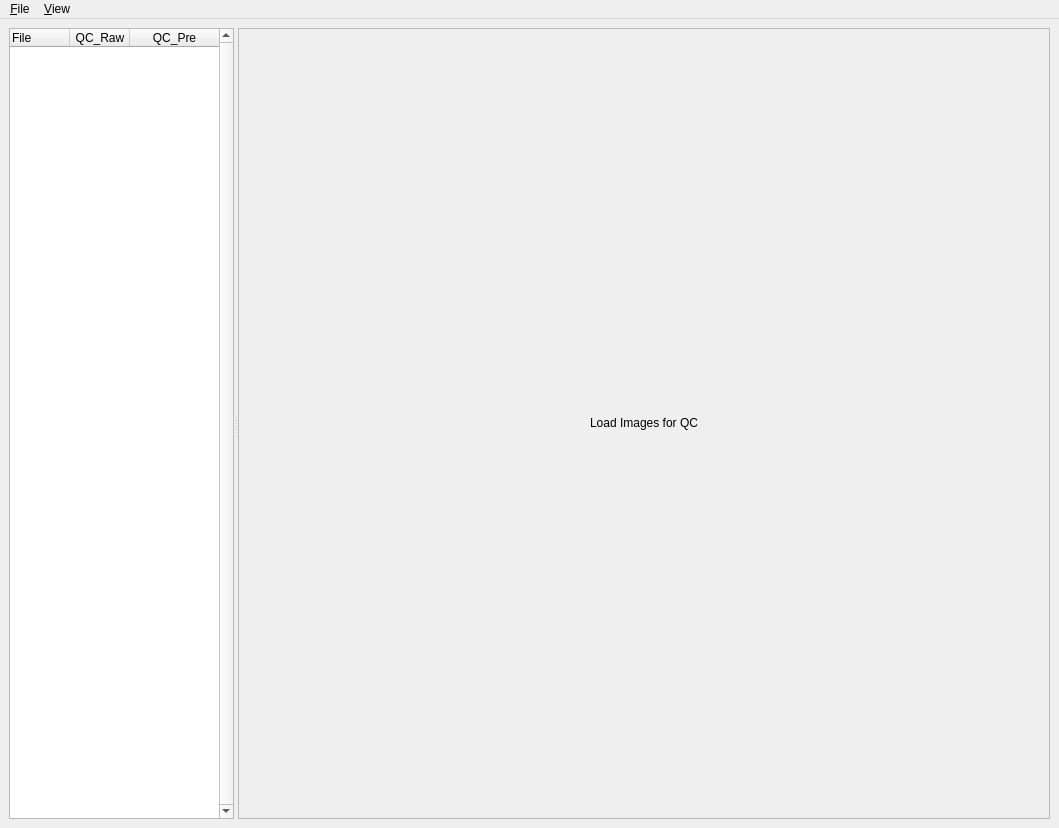
Qt form window1.ui (CoBrALab/PyQC) before a commit.
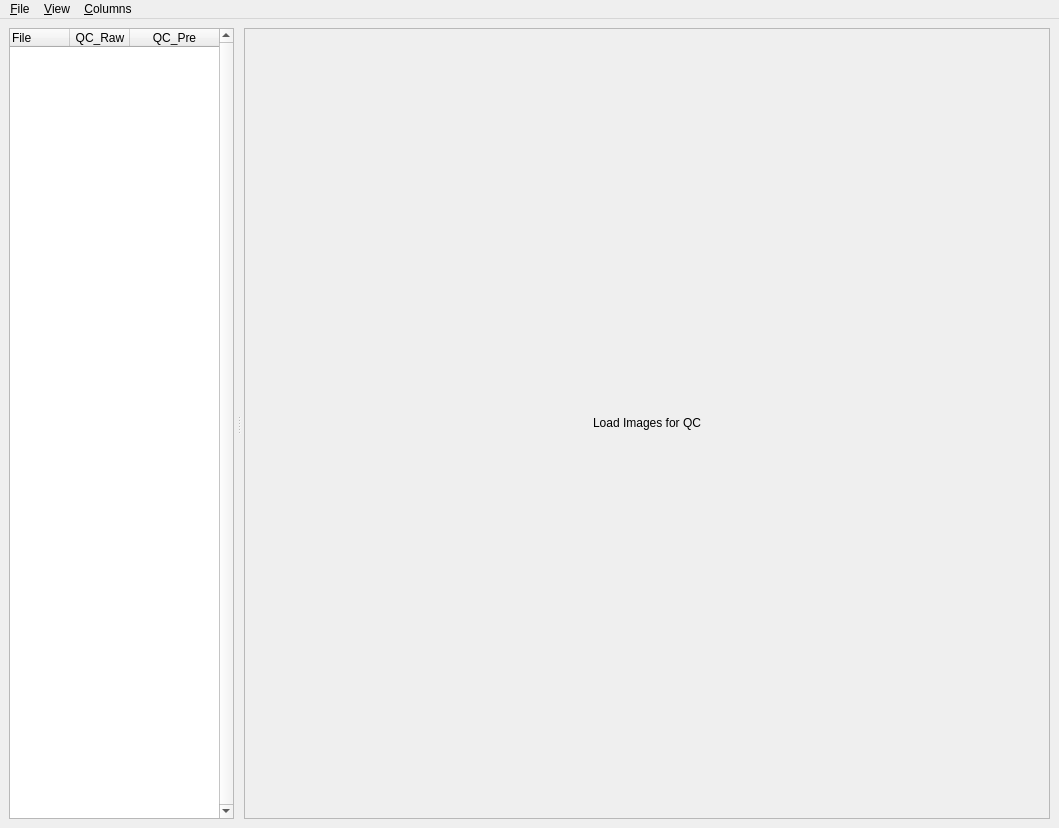
The same form after that commit.

Commit message:
Add dynamic column management and zoom features
- Add right-click context menu for column operations (add/rename/remove)
- Implement zoom options in View menu (1:1, fit, in, out)
- Auto-fit image on window resize when zoom to fit is active
- Add Quit option to File menu
- Fix column auto-resize for all column operations
- Remove redundant f.close() calls
- Update AGENTS.md with dynamic column management instructions

```diff
--- a/window1.ui
+++ b/window1.ui
@@ -33,6 +33,9 @@
       <property name="orientation">
        <enum>Qt::Horizontal</enum>
       </property>
+       <property name="handleWidth">
+        <number>10</number>
+       </property>
       <widget class="QTableWidget" name="tableWidget">
        <property name="sizePolicy">
         <sizepolicy hsizetype="Preferred" vsizetype="Expanding">
@@ -205,9 +208,23 @@
     <property name="title">
      <string>&amp;View</string>
     </property>
+     <addaction name="action_Zoom_1_1"/>
+     <addaction name="action_Zoom_Fit"/>
+     <addaction name="separator"/>
+     <addaction name="action_Zoom_In"/>
+     <addaction name="action_Zoom_Out"/>
+    </widget>
+   <widget class="QMenu" name="menu_Columns">
+    <property name="title">
+     <string>&amp;Columns</string>
+    </property>
+    <addaction name="actionAdd_Column"/>
+    <addaction name="actionRename_Column"/>
+    <addaction name="actionRemove_Column"/>
    </widget>
    <addaction name="menu_File"/>
    <addaction name="menu_View"/>
+   <addaction name="menu_Columns"/>
   </widget>
   <action name="action_Save">
    <property name="text">
```
Left out of the diff: 63 changed lines with no effect on the pictures. Lines whose indentation alone changed are shown as unchanged. The commit also changes 4 other files.
